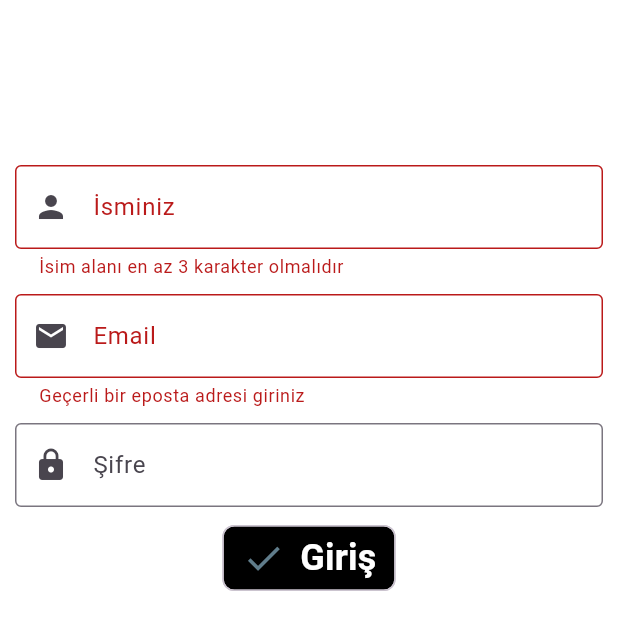
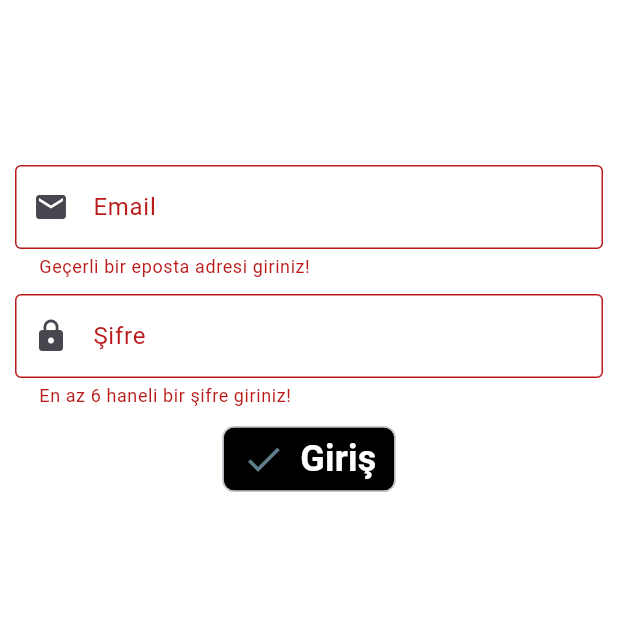
Before and after one commit to SlckDeveloper/testlab, a Flutter app: the LoginSayfasi screen opened directly, after a tap on "Giriş", on a phone screen of 412 x 824 dp. Shown: the top 630 px of the screen. Run offline on Flutter 3.47's test engine with Material 2 defaults, Android fonts, the light colour scheme and no system bars; our stand-ins replace firebase_auth, firebase_core, google_fonts; accounts and stored records are empty.

Commit message:
login sayfası giriş ekranı olarak ayarlandı

```diff
--- a/lib/giris_ekrani/login_sayfasi.dart
+++ b/lib/giris_ekrani/login_sayfasi.dart
@@ -1,5 +1,7 @@
 import 'package:flutter/material.dart';
 import 'package:testlab/fonksiyonlar/form_fonksiyonlarim.dart';
+import 'package:testlab/sayfalar/trafo_tanimlama.dart';
+import 'package:testlab/servisler/auth.dart';
 import 'package:testlab/widgets/dekorasyonlarim.dart';
 
 class LoginSayfasi extends StatefulWidget {
@@ -11,7 +13,7 @@ class LoginSayfasi extends StatefulWidget {
 
 class _LoginSayfasiState extends State<LoginSayfasi> {
   /*String? isim, email;*/
-  String _textIsim = "", _textEmail = "";
+  String _textSifre = "", _textEmail = "";
   final formKey = GlobalKey<FormState>();
   bool formOnayliMi = false;
 
@@ -19,7 +21,7 @@ class _LoginSayfasiState extends State<LoginSayfasi> {
   void dispose() {
     formOnayliMi;
     formKey;
-    _textIsim;
+    _textSifre;
     _textEmail;
     super.dispose();
   }
@@ -38,23 +40,11 @@ class _LoginSayfasiState extends State<LoginSayfasi> {
                 height: 100,
               ),
               TextFormField(
-                decoration: Dekorasyonlarim().textFormFieldIsimDecoration(),
-                validator: (value) {
-                  if (value != null && value.length < 3)
-                    return "İsim alanı en az 3 karakter olmalıdır";
-                  return null;
-                },
-                onSaved: (data) => _textIsim = data!,
-              ),
-              const SizedBox(
-                height: 10,
-              ),
-              TextFormField(
                 decoration: Dekorasyonlarim().textFormFieldEmailDecoration(),
                 validator: (value) {
                   if ((value != null && !value.contains('@')) ||
                       (value != null && !value.contains('.com')))
-                    return "Geçerli bir eposta adresi giriniz";
+                    return "Geçerli bir eposta adresi giriniz!";
                   return null;
                 },
                 onSaved: (data) => _textEmail = data!,
@@ -63,12 +53,17 @@ class _LoginSayfasiState extends State<LoginSayfasi> {
                 height: 10,
               ),
               TextFormField(
-                obscureText: true,
                 decoration: Dekorasyonlarim().textFormFieldSifreDecoration(),
+                validator: (value) {
+                  if (value != null && value.length < 6) return "En az 6 haneli bir şifre giriniz!";
+                  return null;
+                },
+                onSaved: (data) => _textSifre = data!,
               ),
-              SizedBox(
+              const SizedBox(
                 height: 10,
               ),
+
               Row(
                 mainAxisAlignment: MainAxisAlignment.center,
                 children: [
@@ -87,16 +82,26 @@ class _LoginSayfasiState extends State<LoginSayfasi> {
     );
   }
 
-  void _saveFormData() {
+  Future<void> _saveFormData() async{
     if (formKey.currentState!.validate()) {
       formKey.currentState?.save();
       formOnayliMi = true;
+      String? giris = await Auth().signInWithEmailAndPAssword(_textEmail, _textSifre);
+      if(giris == "giriş"){
+        Navigator.of(context).push(
+          MaterialPageRoute(
+            builder: (context) => const TrafoTanimlama(),
+          ),
+        );
+      }else{
+        print("wrrrrrrrrrrrrrrrrrrrrrrrrrrroooooooooooooooooooooooooooooooooooooooooooooooooooooooooooooonnnnnnnnnnnnnnnnnnnnnngggg!!!!!!!!!!");
+      }
+
     } else {
       formOnayliMi = false;
     }
     setState(() {
       formOnayliMi;
-      _textIsim;
       _textEmail;
     });
   }
--- a/lib/main.dart
+++ b/lib/main.dart
@@ -19,6 +19,11 @@ class MyApp extends StatelessWidget {
   @override
   Widget build(BuildContext context) {
     return MaterialApp(debugShowCheckedModeBanner: false,
+      initialRoute: '/',
+      routes: <String, WidgetBuilder>{
+        '/': (BuildContext context) => const LoginSayfasi(),
+        '/trafoTanimlama': (BuildContext context) => const TrafoTanimlama(),
+      },
       title: 'Flutter Demo',
       theme: ThemeData(
         // This is the theme of your application.
@@ -39,7 +44,6 @@ class MyApp extends StatelessWidget {
         colorScheme: ColorScheme.fromSeed(seedColor: Colors.deepPurple),
         useMaterial3: true,
       ),
-      home: const TrafoTanimlama(),
     );
   }
 }
```
Also changed, not shown: lib/sayfalar/trafo_tanimlama.dart (+4 -4 lines), lib/servisler/auth.dart (added, +17 -0 lines).
